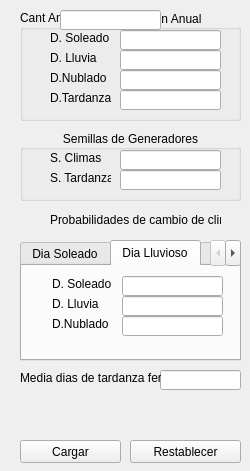
83723-matias-perlo/finalsimseptiembre2022, file interfaces/qt/params.ui: the form before one commit.
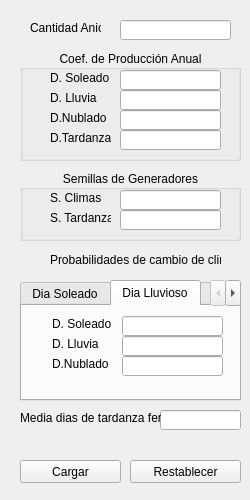
The form after the commit.

Patch:
```diff
--- a/interfaces/qt/params.ui
+++ b/interfaces/qt/params.ui
@@ -7,19 +7,19 @@
     <x>0</x>
     <y>0</y>
     <width>250</width>
-    <height>471</height>
+    <height>500</height>
    </rect>
   </property>
   <property name="minimumSize">
    <size>
     <width>250</width>
-    <height>471</height>
+    <height>500</height>
    </size>
   </property>
   <property name="maximumSize">
    <size>
     <width>250</width>
-    <height>471</height>
+    <height>500</height>
    </size>
   </property>
   <property name="windowTitle">
@@ -29,7 +29,7 @@
    <property name="geometry">
     <rect>
      <x>20</x>
-     <y>10</y>
+     <y>50</y>
      <width>221</width>
      <height>111</height>
     </rect>
@@ -88,32 +88,6 @@
      <cstring>txtCoefNublado</cstring>
     </property>
    </widget>
-    <widget class="QLabel" name="label_anios">
-        <property name="geometry">
-        <rect>
-        <x>0</x>
-        <y>0</y>
-        <width>61</width>
-        <height>16</height>
-        </rect>
-        </property>
-        <property name="text">
-        <string>Cant Anios</string>
-        </property>
-        <property name="buddy">
-        <cstring>txtCoefTardanza</cstring>
-        </property>
-    </widget>
-    <widget class="QLineEdit" name="txtCantAnios">
-        <property name="geometry">
-        <rect>
-        <x>40</x>
-        <y>0</y>
-        <width>101</width>
-        <height>20</height>
-        </rect>
-        </property>
-    </widget>
    <widget class="QLabel" name="label_4">
     <property name="geometry">
      <rect>
@@ -175,7 +149,7 @@
    <property name="geometry">
     <rect>
      <x>20</x>
-     <y>130</y>
+     <y>170</y>
      <width>221</width>
      <height>71</height>
     </rect>
@@ -243,7 +217,7 @@
    <property name="geometry">
     <rect>
      <x>20</x>
-     <y>240</y>
+     <y>280</y>
      <width>221</width>
      <height>121</height>
     </rect>
@@ -505,7 +479,7 @@
    <property name="geometry">
     <rect>
      <x>50</x>
-     <y>210</y>
+     <y>250</y>
      <width>171</width>
      <height>20</height>
     </rect>
@@ -518,7 +492,7 @@
    <property name="geometry">
     <rect>
      <x>160</x>
-     <y>370</y>
+     <y>410</y>
      <width>81</width>
      <height>20</height>
     </rect>
@@ -528,7 +502,7 @@
    <property name="geometry">
     <rect>
      <x>20</x>
-     <y>370</y>
+     <y>410</y>
      <width>141</width>
      <height>16</height>
     </rect>
@@ -544,7 +518,7 @@
    <property name="geometry">
     <rect>
      <x>20</x>
-     <y>440</y>
+     <y>460</y>
      <width>101</width>
      <height>23</height>
     </rect>
@@ -557,7 +531,7 @@
    <property name="geometry">
     <rect>
      <x>130</x>
-     <y>440</y>
+     <y>460</y>
      <width>111</width>
      <height>23</height>
     </rect>
@@ -570,7 +544,7 @@
    <property name="geometry">
     <rect>
      <x>20</x>
-     <y>400</y>
+     <y>440</y>
      <width>221</width>
      <height>16</height>
     </rect>
@@ -579,6 +553,32 @@
     <string/>
    </property>
   </widget>
+  <widget class="QLineEdit" name="txtCantAnios">
+   <property name="geometry">
+    <rect>
+     <x>120</x>
+     <y>20</y>
+     <width>111</width>
+     <height>20</height>
+    </rect>
+   </property>
+  </widget>
+  <widget class="QLabel" name="label_anios">
+   <property name="geometry">
+    <rect>
+     <x>30</x>
+     <y>20</y>
+     <width>71</width>
+     <height>16</height>
+    </rect>
+   </property>
+   <property name="text">
+    <string>Cantidad Anios</string>
+   </property>
+   <property name="buddy">
+    <cstring>txtCoefTardanza</cstring>
+   </property>
+  </widget>
  </widget>
  <tabstops>
   <tabstop>txtCoefSoleado</tabstop>
```
